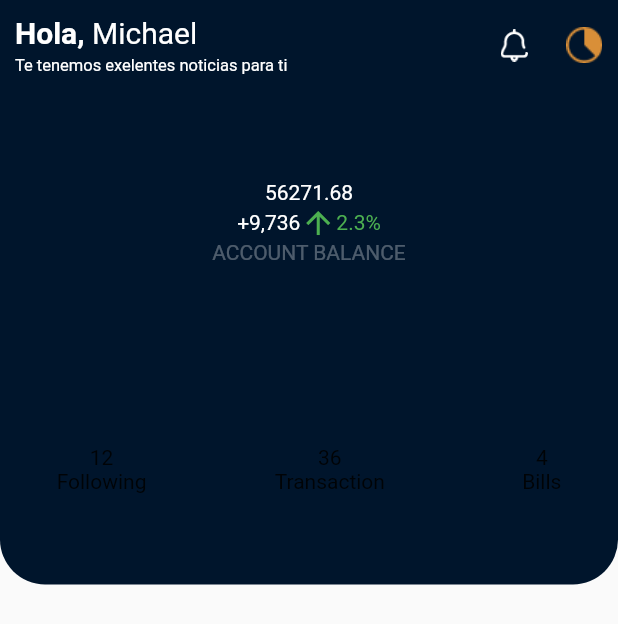
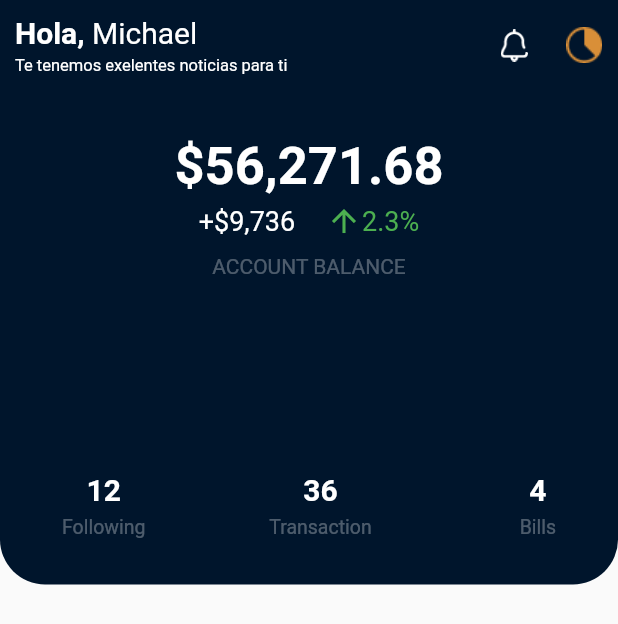
Before and after one commit to shahbazakon/Fudge-Financial-Application, a Flutter app: the screen it shows after launch, on a phone screen of 412 x 824 dp. Shown: the top 624 px of the screen. Run offline on Flutter 3.47's test engine with Material 2 defaults, Android fonts, the phone set to English and light mode, and no system bars.

Commit message:
WIP: DashBoard Top Panel

```diff
--- a/lib/UI/dashboard_screen.dart
+++ b/lib/UI/dashboard_screen.dart
@@ -97,13 +97,20 @@ class _DashboardState extends State<Dashboard> {
           Column(
             children: [
               const Text(
-                "56271.68",
-                style: TextStyle(color: AppTextColors.white),
+                "\$56,271.68",
+                style: TextStyle(
+                    color: AppTextColors.white, fontSize: 35, fontWeight: FontWeight.bold),
               ),
-              Row(
+              Padding(
+                padding: const EdgeInsets.only(top: 4, bottom: 10),
+                child: Row(
                   mainAxisAlignment: MainAxisAlignment.center,
                   children: [
-                  const Text("+9,736", style: TextStyle(color: AppTextColors.white)),
+                    const Text("+\$9,736",
+                        style: TextStyle(color: AppTextColors.white, fontSize: 18)),
+                    SizedBox(
+                      width: size.width * .05,
+                    ),
                     Row(
                       children: const [
                         Icon(
@@ -112,11 +119,12 @@ class _DashboardState extends State<Dashboard> {
                         ),
                         Text(
                           "2.3%",
-                        style: TextStyle(color: AppTextColors.green),
+                          style: TextStyle(color: AppTextColors.green, fontSize: 18),
                         )
                       ],
                     )
                   ],
+                ),
               ),
               const Text(
                 "ACCOUNT BALANCE",
@@ -124,17 +132,17 @@ class _DashboardState extends State<Dashboard> {
               )
             ],
           ),
+          const SizedBox(height: 1),
           Row(
             mainAxisAlignment: MainAxisAlignment.spaceEvenly,
             children: [
               panelBottomBlock("12", "Following"),
-              const VerticalDivider(
-                  color: AppTextColors.white30, width: 10, thickness: 3, endIndent: 20),
+              Divider(),
               panelBottomBlock("36", "Transaction"),
               const VerticalDivider(),
               panelBottomBlock("4", "Bills"),
             ],
-          )
+          ),
         ],
       ),
     );
@@ -145,7 +153,15 @@ class _DashboardState extends State<Dashboard> {
     String subTitle,
   ) {
     return Column(
-      children: [Text(title), Text(subTitle)],
+      children: [
+        Padding(
+          padding: const EdgeInsets.symmetric(vertical: 6),
+          child: Text(title,
+              style: const TextStyle(
+                  color: AppTextColors.white, fontWeight: FontWeight.bold, fontSize: 20)),
+        ),
+        Text(subTitle, style: const TextStyle(color: AppTextColors.white30, fontSize: 13))
+      ],
     );
   }
 }
```
Lines whose indentation alone changed are shown as unchanged.
